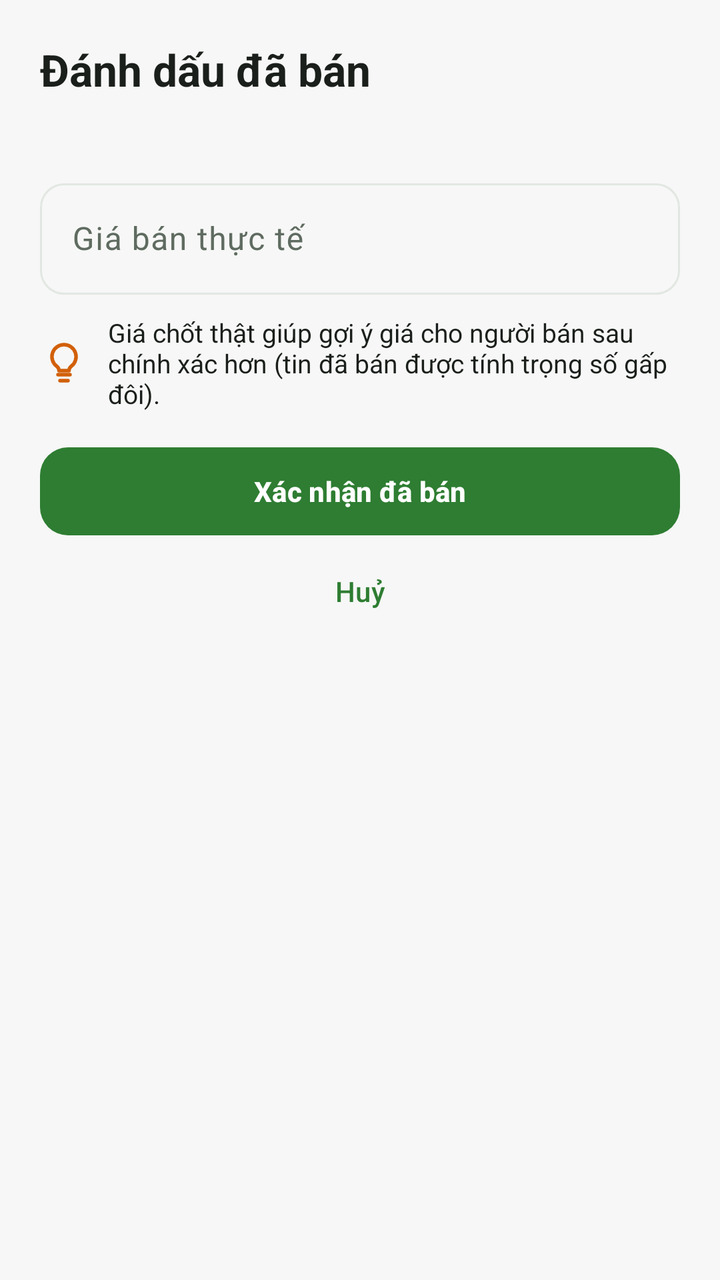
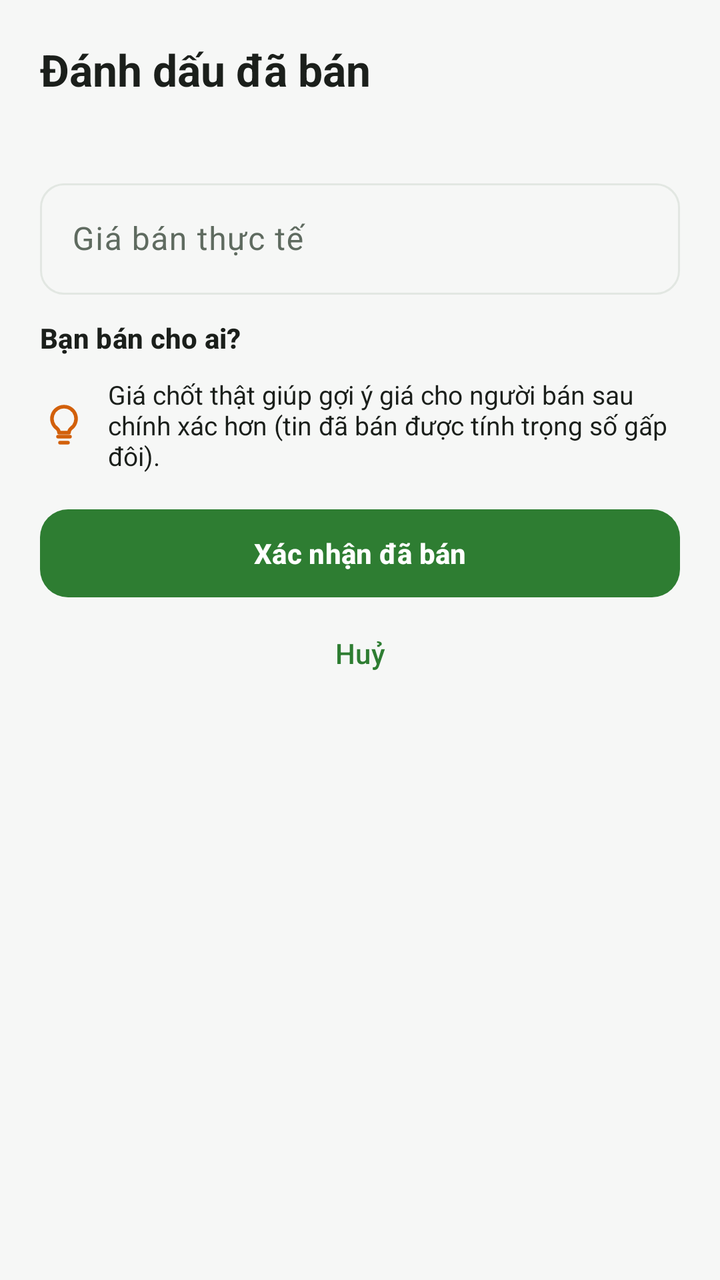

Compare the two renders of this Android layout. The source of the first and the diff that turns it into the second are given below.
<!-- AndroidManifest.xml: application theme Theme.UniMarket -->
<!-- res/layout/bottom_sheet_da_ban.xml -->
<?xml version="1.0" encoding="utf-8"?>
<LinearLayout xmlns:android="http://schemas.android.com/apk/res/android"
    xmlns:app="http://schemas.android.com/apk/res-auto"
    android:layout_width="match_parent"
    android:layout_height="wrap_content"
    android:orientation="vertical"
    android:padding="20dp">

    <TextView
        style="@style/ChuTieuDe"
        android:layout_width="wrap_content"
        android:layout_height="wrap_content"
        android:text="Đánh dấu đã bán" />

    <TextView
        android:id="@+id/tvTenTin"
        style="@style/ChuPhu"
        android:layout_width="match_parent"
        android:layout_height="wrap_content"
        android:layout_marginTop="4dp" />

    <com.google.android.material.textfield.TextInputLayout
        android:id="@+id/oGiaBan"
        style="@style/ONhap"
        android:layout_width="match_parent"
        android:layout_height="wrap_content"
        android:layout_marginTop="14dp"
        android:hint="Giá bán thực tế"
        app:suffixText="đ">

        <com.google.android.material.textfield.TextInputEditText
            android:id="@+id/nhapGiaBan"
            android:layout_width="match_parent"
            android:layout_height="wrap_content"
            android:inputType="number"
            android:maxLength="9" />
    </com.google.android.material.textfield.TextInputLayout>

    <TextView
        android:layout_width="match_parent"
        android:layout_height="wrap_content"
        android:layout_marginTop="10dp"
        android:drawablePadding="10dp"
        android:text="Giá chốt thật giúp gợi ý giá cho người bán sau chính xác hơn (tin đã bán được tính trọng số gấp đôi)."
        android:textColor="@color/chu"
        android:textSize="13sp"
        app:drawableStartCompat="@drawable/ic_bulb"
        app:drawableTint="@color/gia" />

    <com.google.android.material.button.MaterialButton
        android:id="@+id/btnXacNhan"
        style="@style/NutChinh"
        android:layout_width="match_parent"
        android:layout_height="wrap_content"
        android:layout_marginTop="14dp"
        android:text="Xác nhận đã bán" />

    <com.google.android.material.button.MaterialButton
        android:id="@+id/btnHuy"
        style="@style/Widget.Material3.Button.TextButton"
        android:layout_width="match_parent"
        android:layout_height="wrap_content"
        android:text="Huỷ" />
</LinearLayout>
<!-- resources referenced by this layout -->
<resources>
  <color name="chu">#1B1F1B</color>
  <color name="gia">#D2600A</color>
  <!-- drawable ic_bulb (drawable) -->
  <?xml version="1.0" encoding="utf-8"?>
  <vector xmlns:android="http://schemas.android.com/apk/res/android"
      android:width="24dp"
      android:height="24dp"
      android:viewportWidth="24"
      android:viewportHeight="24">
      <path
          android:pathData="M9 18h6M10 21h4"
          android:strokeColor="#FF000000"
          android:strokeWidth="1.8"
          android:strokeLineCap="round"
          android:strokeLineJoin="round" />
      <path
          android:pathData="M12 3a6 6 0 0 0-3.5 10.9c.6.5 1 1.2 1 2.1h5c0-.9.4-1.6 1-2.1A6 6 0 0 0 12 3z"
          android:strokeColor="#FF000000"
          android:strokeWidth="1.8"
          android:strokeLineCap="round"
          android:strokeLineJoin="round" />
  </vector>
  <style name="ChuPhu" parent="TextAppearance.Material3.BodyMedium">
          <item name="android:textColor">@color/chu_phu</item>
      </style>
  <style name="ChuTieuDe" parent="TextAppearance.Material3.TitleLarge">
          <item name="android:textColor">@color/chu</item>
          <item name="android:textStyle">bold</item>
      </style>
  <style name="NutChinh" parent="Widget.Material3.Button">
          <item name="android:minHeight">52dp</item>
          <item name="cornerRadius">14dp</item>
          <item name="android:textStyle">bold</item>
      </style>
  <style name="ONhap" parent="Widget.Material3.TextInputLayout.OutlinedBox">
          <item name="boxCornerRadiusTopStart">12dp</item>
          <item name="boxCornerRadiusTopEnd">12dp</item>
          <item name="boxCornerRadiusBottomStart">12dp</item>
          <item name="boxCornerRadiusBottomEnd">12dp</item>
      </style>
  <style name="Theme.UniMarket" parent="Theme.Material3.Light.NoActionBar">
          <item name="colorPrimary">@color/chinh</item>
          <item name="colorOnPrimary">@color/tren_chinh</item>
          <item name="colorPrimaryContainer">@color/chinh_nhat</item>
          <item name="colorOnPrimaryContainer">@color/tren_chinh_nhat</item>
          <item name="colorSecondaryContainer">@color/chinh_nhat</item>
          <item name="colorOnSecondaryContainer">@color/tren_chinh_nhat</item>
          <item name="colorError">@color/loi</item>
          <item name="android:colorBackground">@color/nen</item>
          <item name="colorSurface">@color/be_mat</item>
          <item name="colorOnSurface">@color/chu</item>
          <item name="colorOnSurfaceVariant">@color/chu_phu</item>
          <item name="colorOutline">@color/duong_ke</item>
          <item name="android:statusBarColor">@color/nen</item>
          <item name="android:windowLightStatusBar">true</item>
          <item name="android:navigationBarColor">@color/be_mat</item>
          <item name="android:windowLightNavigationBar">true</item>
      </style>
  <color name="chu_phu">#5F6B60</color>
  <color name="chinh">#2E7D32</color>
  <color name="tren_chinh">#FFFFFF</color>
  <color name="chinh_nhat">#C8E6C9</color>
  <color name="tren_chinh_nhat">#123D16</color>
  <color name="loi">#C62828</color>
  <color name="nen">#F6F7F6</color>
  <color name="be_mat">#FFFFFF</color>
  <color name="duong_ke">#E2E7E2</color>
</resources>

<!-- the commit's change to res/layout/bottom_sheet_da_ban.xml (unified diff, before → after) -->
@@ -36,6 +36,20 @@
             android:maxLength="9" />
     </com.google.android.material.textfield.TextInputLayout>
 
+    
+    <TextView
+        android:id="@+id/tvNhanNguoiMua"
+        style="@style/NhanMuc"
+        android:layout_width="wrap_content"
+        android:layout_height="wrap_content"
+        android:layout_marginTop="12dp"
+        android:text="Bạn bán cho ai?" />
+
+    <RadioGroup
+        android:id="@+id/nhomNguoiMua"
+        android:layout_width="match_parent"
+        android:layout_height="wrap_content" />
+
     <TextView
         android:layout_width="match_parent"
         android:layout_height="wrap_content"
<!-- resource entries referenced after the edit -->
@@ -26,6 +26,10 @@
           <item name="android:textColor">@color/chu_phu</item>
       </style>
   <style name="ChuTieuDe" parent="TextAppearance.Material3.TitleLarge">
+          <item name="android:textColor">@color/chu</item>
+          <item name="android:textStyle">bold</item>
+      </style>
+  <style name="NhanMuc" parent="TextAppearance.Material3.LabelLarge">
           <item name="android:textColor">@color/chu</item>
           <item name="android:textStyle">bold</item>
       </style>
